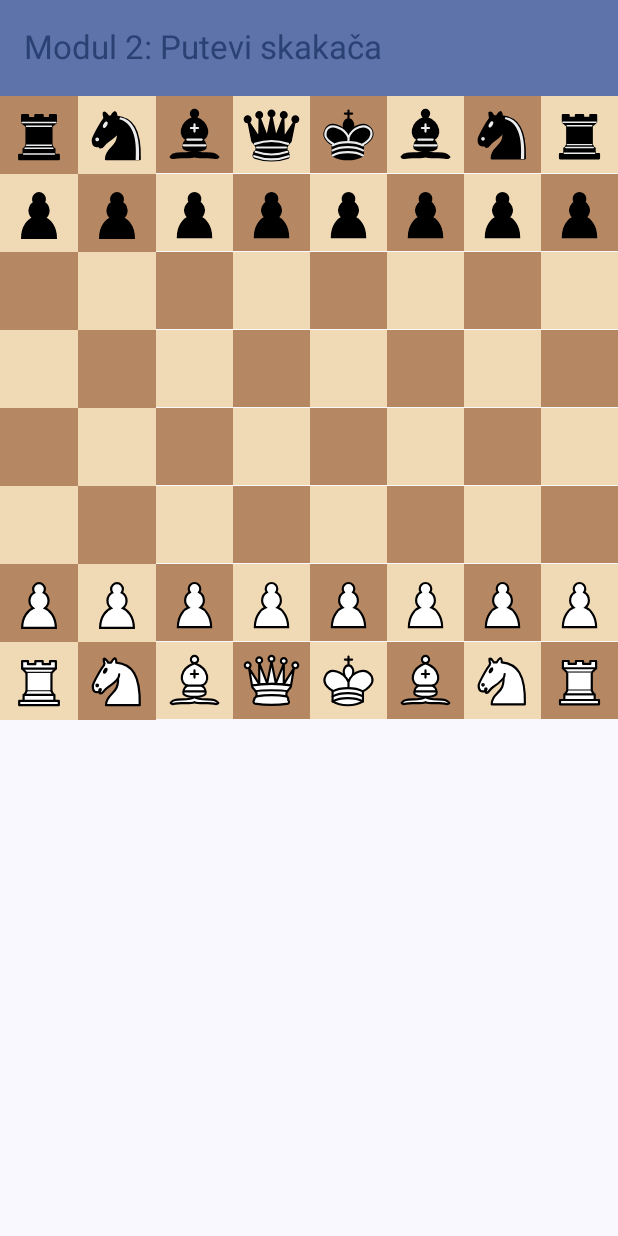
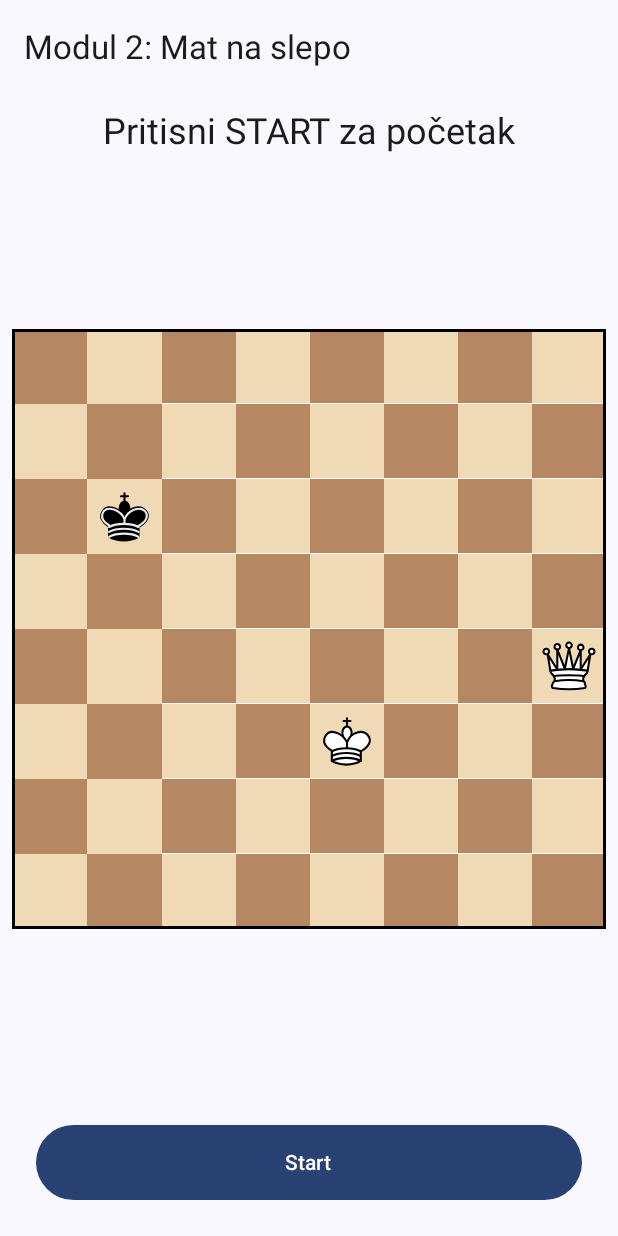
Before and after one commit to pvladan75/BlindfoldChessCouch, an Android app built with Jetpack Compose: the module_2 screen opened through its navigation route, on a phone screen of 412 x 824 dp. Run offline under Robolectric (Android 15) with nearby library versions, the light colour scheme and no system bars.

Commit message:
Počeli sa modulom 2

```diff
--- a/app/build.gradle.kts
+++ b/app/build.gradle.kts
@@ -51,7 +51,7 @@ dependencies {
     implementation(libs.androidx.material3)
     implementation(libs.androidx.navigation.compose)
     implementation(libs.gson)
-
+    implementation(libs.accompanist.permissions)
     testImplementation(libs.junit)
     androidTestImplementation(libs.androidx.junit)
     androidTestImplementation(libs.androidx.espresso.core)
--- a/app/src/main/AndroidManifest.xml
+++ b/app/src/main/AndroidManifest.xml
@@ -1,7 +1,7 @@
 <?xml version="1.0" encoding="utf-8"?>
 <manifest xmlns:android="http://schemas.android.com/apk/res/android"
     xmlns:tools="http://schemas.android.com/tools">
-
+    <uses-permission android:name="android.permission.RECORD_AUDIO" />
     <application
         android:allowBackup="true"
         android:dataExtractionRules="@xml/data_extraction_rules"
--- a/app/src/main/java/com/program/blindfoldchesscouch/navigation/AppNavigation.kt
+++ b/app/src/main/java/com/program/blindfoldchesscouch/navigation/AppNavigation.kt
@@ -6,7 +6,8 @@ import androidx.navigation.compose.composable
 import androidx.navigation.compose.rememberNavController
 import com.program.blindfoldchesscouch.ui.screens.MainMenuScreen
 import com.program.blindfoldchesscouch.ui.screens.Module1Screen
-import com.program.blindfoldchesscouch.ui.screens.Module3Screen // <-- NOVI IMPORT
+import com.program.blindfoldchesscouch.ui.screens.Module2Screen // <-- НОВИ IMPORT
+import com.program.blindfoldchesscouch.ui.screens.Module3Screen
 import com.program.blindfoldchesscouch.ui.screens.ModuleScreen
 import com.program.blindfoldchesscouch.viewmodel.GameViewModel
 
@@ -47,8 +48,9 @@ fun AppNavigation(gameViewModel: GameViewModel) {
             composable(module.route) {
                 // Koristimo `when` da odlučimo koji ekran da prikažemo za koju rutu
                 when (module.route) {
-                    "module_1" -> Module1Screen() // Namenska ruta za Modul 1
-                    "module_3" -> Module3Screen() // Namenska ruta za Modul 3
+                    "module_1" -> Module1Screen()
+                    "module_2" -> Module2Screen() // <-- ИЗМЕНА: Додата рута за Модул 2
+                    "module_3" -> Module3Screen()
 
                     // Svi ostali moduli će koristiti generički ekran
                     else -> ModuleScreen(
--- /dev/null
+++ b/app/src/main/java/com/program/blindfoldchesscouch/ui/screens/Module2Screen.kt
@@ -0,0 +1,111 @@
+// in ui/screens/Module2Screen.kt
+package com.program.blindfoldchesscouch.ui.screens
+
+import androidx.compose.foundation.Image
+import androidx.compose.foundation.background
+import androidx.compose.foundation.border
+import androidx.compose.foundation.clickable
+import androidx.compose.foundation.layout.*
+import androidx.compose.material3.*
+import androidx.compose.runtime.Composable
+import androidx.compose.runtime.collectAsState
+import androidx.compose.runtime.getValue
+import androidx.compose.ui.Alignment
+import androidx.compose.ui.Modifier
+import androidx.compose.ui.draw.alpha
+import androidx.compose.ui.graphics.Color
+import androidx.compose.ui.res.painterResource
+import androidx.compose.ui.unit.dp
+import androidx.lifecycle.viewmodel.compose.viewModel
+import com.program.blindfoldchesscouch.model.Board
+import com.program.blindfoldchesscouch.model.Square
+import com.program.blindfoldchesscouch.util.getDrawableResourceForPiece
+import com.program.blindfoldchesscouch.viewmodel.Module2ViewModel
+
+private val lightSquareColorM2 = Color(0xFFF0D9B5)
+private val darkSquareColorM2 = Color(0xFFB58863)
+
+@OptIn(ExperimentalMaterial3Api::class)
+@Composable
+fun Module2Screen(viewModel: Module2ViewModel = viewModel()) {
+    val uiState by viewModel.uiState.collectAsState()
+
+    Scaffold(
+        topBar = {
+            TopAppBar(title = { Text("Modul 2: Mat na slepo") })
+        }
+    ) { padding ->
+        Column(
+            modifier = Modifier
+                .fillMaxSize()
+                .padding(padding)
+                .padding(8.dp),
+            horizontalAlignment = Alignment.CenterHorizontally,
+            verticalArrangement = Arrangement.SpaceBetween
+        ) {
+            Text(
+                text = uiState.statusMessage,
+                style = MaterialTheme.typography.headlineSmall
+            )
+
+            Module2ChessBoard(
+                board = uiState.board,
+                arePiecesVisible = uiState.arePiecesVisible,
+                onSquareClick = { /* Logika za klik će doći kasnije */ }
+            )
+
+            if (uiState.arePiecesVisible) {
+                Button(
+                    onClick = { viewModel.onStartClicked() },
+                    modifier = Modifier
+                        .fillMaxWidth()
+                        .padding(16.dp)
+                        .height(50.dp)
+                ) {
+                    Text("Start")
+                }
+            } else {
+                // Prazan prostor da tabla ostane centrirana
+                Spacer(modifier = Modifier.height(82.dp))
+            }
+        }
+    }
+}
+
+@Composable
+fun Module2ChessBoard(
+    board: Board,
+    arePiecesVisible: Boolean,
+    onSquareClick: (Square) -> Unit
+) {
+    Column(modifier = Modifier.border(2.dp, Color.Black)) {
+        for (rank in 8 downTo 1) {
+            Row {
+                for (file in 'a'..'h') {
+                    val square = Square(file, rank)
+                    val baseColor = if ((file - 'a' + rank) % 2 == 0) darkSquareColorM2 else lightSquareColorM2
+
+                    Box(
+                        modifier = Modifier
+                            .weight(1f)
+                            .aspectRatio(1f)
+                            .background(baseColor)
+                            .clickable { onSquareClick(square) },
+                        contentAlignment = Alignment.Center
+                    ) {
+                        board.getPieceAt(square)?.let { piece ->
+                            Image(
+                                painter = painterResource(id = getDrawableResourceForPiece(piece = piece)),
+                                contentDescription = piece.toString(),
+                                modifier = Modifier
+                                    .fillMaxSize()
+                                    .padding(4.dp)
+                                    .alpha(if (arePiecesVisible) 1f else 0f) // Ključna logika za skrivanje
+                            )
+                        }
+                    }
+                }
+            }
+        }
+    }
+}
--- /dev/null
+++ b/app/src/main/java/com/program/blindfoldchesscouch/viewmodel/Module2ViewModel.kt
@@ -0,0 +1,59 @@
+// in viewmodel/Module2ViewModel.kt
+package com.program.blindfoldchesscouch.viewmodel
+
+import androidx.lifecycle.ViewModel
+import androidx.lifecycle.viewModelScope
+import com.program.blindfoldchesscouch.model.Board
+import kotlinx.coroutines.flow.MutableStateFlow
+import kotlinx.coroutines.flow.StateFlow
+import kotlinx.coroutines.flow.asStateFlow
+import kotlinx.coroutines.flow.update
+import kotlinx.coroutines.launch
+
+/**
+ * Stanje korisničkog interfejsa za Modul 2.
+ */
+data class Module2UiState(
+    val board: Board = Board(),
+    val arePiecesVisible: Boolean = true,
+    val statusMessage: String = "Pritisni START za početak"
+)
+
+/**
+ * ViewModel za Modul 2 - Mat na slepo.
+ */
+class Module2ViewModel : ViewModel() {
+
+    private val _uiState = MutableStateFlow(Module2UiState())
+    val uiState: StateFlow<Module2UiState> = _uiState.asStateFlow()
+
+    init {
+        loadPuzzle()
+    }
+
+    /**
+     * Učitava početnu poziciju zagonetke.
+     */
+    private fun loadPuzzle() {
+        viewModelScope.launch {
+            val board = Board()
+            // FEN za početnu poziciju: Dama i Kralj vs Kralj
+            val fen = "8/8/1k6/8/7Q/4K3/8/8 w - - 0 1"
+            board.loadFen(fen)
+            _uiState.update { it.copy(board = board) }
+        }
+    }
+
+    /**
+     * Poziva se kada korisnik pritisne "Start".
+     * Sakriva figure i priprema za unos poteza.
+     */
+    fun onStartClicked() {
+        _uiState.update {
+            it.copy(
+                arePiecesVisible = false,
+                statusMessage = "Beli je na potezu."
+            )
+        }
+    }
+}
--- a/gradle/libs.versions.toml
+++ b/gradle/libs.versions.toml
@@ -1,4 +1,5 @@
 [versions]
+accompanistPermissions = "0.35.1-alpha"
 agp = "8.10.1"
 gson = "2.11.0"
 kotlin = "2.0.21"
@@ -12,6 +13,7 @@ composeBom = "2025.07.00"
 navigationCompose = "2.9.2"
 
 [libraries]
+accompanist-permissions = { module = "com.google.accompanist:accompanist-permissions", version.ref = "accompanistPermissions" }
 androidx-core-ktx = { group = "androidx.core", name = "core-ktx", version.ref = "coreKtx" }
 gson = { module = "com.google.code.gson:gson", version.ref = "gson" }
 junit = { group = "junit", name = "junit", version.ref = "junit" }
```
Also changed, not shown: app/src/main/java/com/program/blindfoldchesscouch/ui/screens/Module3Screen.kt (+59 -18 lines), app/src/main/java/com/program/blindfoldchesscouch/util/VoiceInputHelper.kt (added, +88 -0 lines), app/src/main/java/com/program/blindfoldchesscouch/viewmodel/Module3ViewModel.kt (+51 -186 lines).
